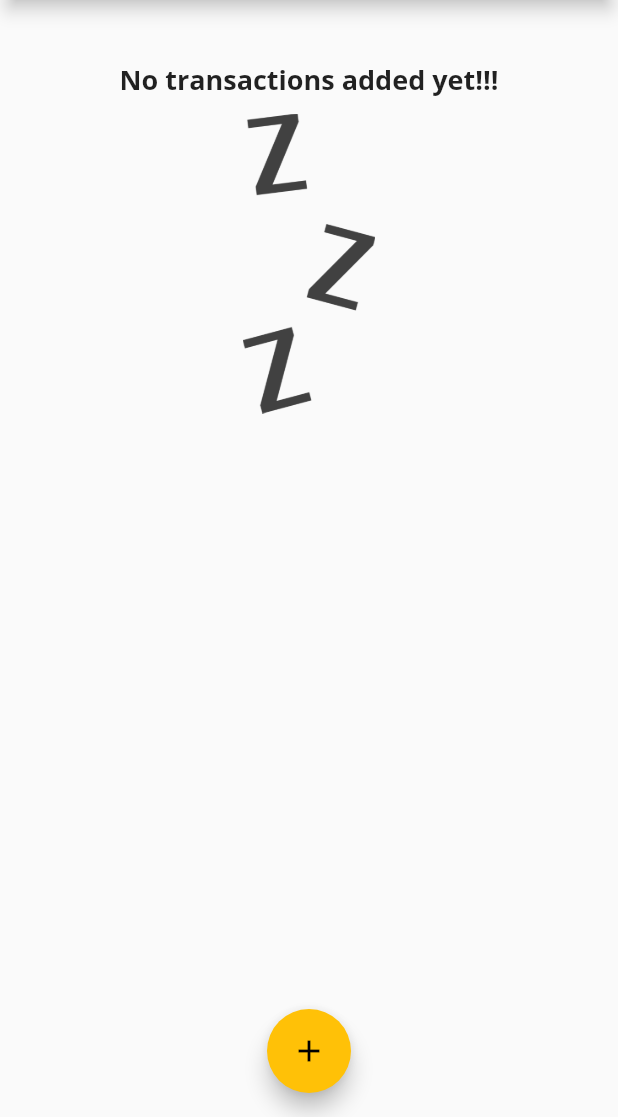
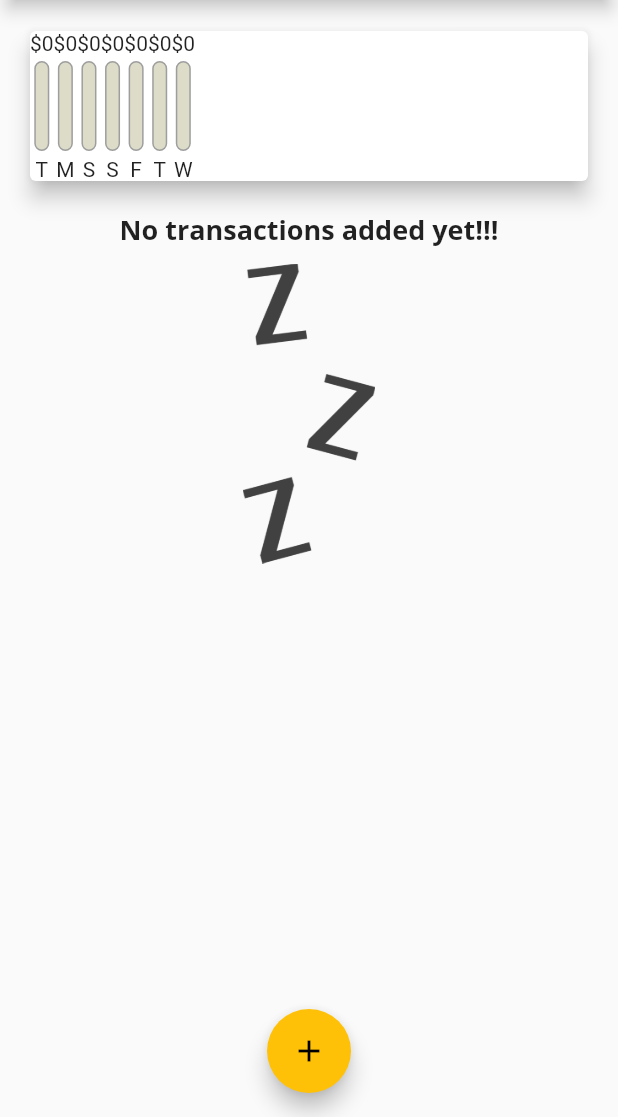
Before and after one commit to boyk0/pesonal-expenses-app, a Flutter app: the screen it shows after launch, on a phone screen of 412 x 824 dp, the part 119-1236 px from its top. Run offline on Flutter 3.47's test engine with Material 2 defaults, Android fonts, the phone set to English and light mode, and no system bars.

Commit message:
add chart bar

```diff
--- a/lib/widgets/chart.dart
+++ b/lib/widgets/chart.dart
@@ -1,6 +1,7 @@
 import 'package:flutter/material.dart';
 import 'package:intl/intl.dart';
 
+import './chart_bar.dart';
 import '../models/transaction.dart';
 
 class Chart extends StatelessWidget {
@@ -21,14 +22,18 @@ class Chart extends StatelessWidget {
         }
       }
 
-      print('day ${DateFormat.E().format(weekDay)}');
+      print('day ${DateFormat.E().format(weekDay).substring(0, 1)}');
       print('amount ${sum}');
 
       return {
-        'day': DateFormat.E().format(weekDay),
+        'day': DateFormat.E().format(weekDay).substring(0, 1),
         'amount': sum,
       };
     });
+  }
+
+  double get totalSpending {
+    return groupedTransaction.fold(0.0, (previousValue, element) => previousValue += element['amount'] as double);
   }
 
   @override
@@ -38,7 +43,12 @@ class Chart extends StatelessWidget {
       elevation: 6,
       margin: EdgeInsets.all(20),
       child: Row(
-        children: [],
+        children: groupedTransaction.map((data) {
+          return ChartBar(
+              data['day'].toString(),
+              data['amount'] as double,
+              totalSpending == 0.0 ? 0.0 : (data['amount'] as double) / totalSpending);
+        }).toList(),
       ),
     );
   }
--- /dev/null
+++ b/lib/widgets/chart_bar.dart
@@ -0,0 +1,49 @@
+import 'package:flutter/material.dart';
+
+class ChartBar extends StatelessWidget {
+  final String label;
+  final double spendingAmount;
+  final double spendingPctOfTotal;
+
+  ChartBar(this.label, this.spendingAmount, this.spendingPctOfTotal,);
+
+  @override
+  Widget build(BuildContext context) {
+    return Column(
+      children: [
+        Text('\$${spendingAmount.toStringAsFixed(0)}'),
+        SizedBox(height: 4,),
+        Container(
+          height: 60,
+            width: 10,
+            child: Stack(
+              children: [
+                Container(
+                  decoration: BoxDecoration(
+                    border: Border.all(
+                      color: Colors.grey,
+                      width: 1.0
+                    ),
+                    color: Color.fromRGBO(220, 220, 200, 1),
+                    borderRadius: BorderRadius.circular(10),
+                  ),
+                ),
+                FractionallySizedBox(
+                  heightFactor: spendingPctOfTotal,
+                    child: Container(
+                      decoration: BoxDecoration(
+                        color: Theme.of(context).primaryColor,
+                        borderRadius: BorderRadius.circular(10)
+                      ),
+                    ),
+                ),
+              ],
+            ),
+        ),
+        SizedBox(height: 4,),
+        Text(label),
+      ],
+    );
+  }
+
+}
```
